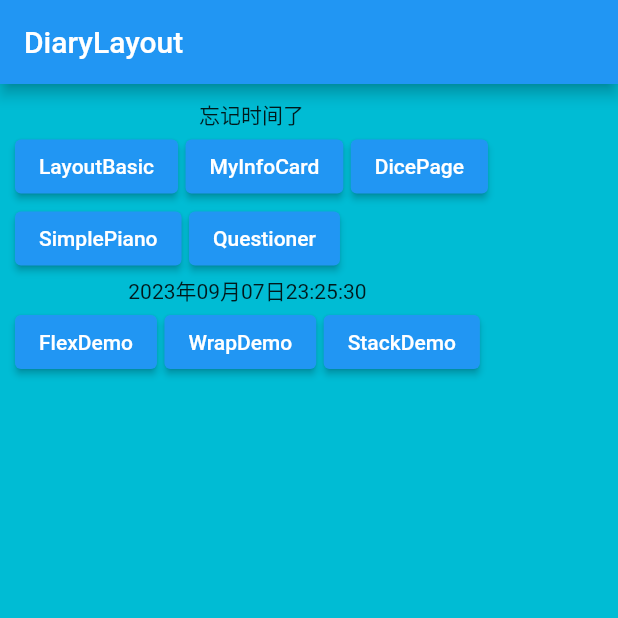
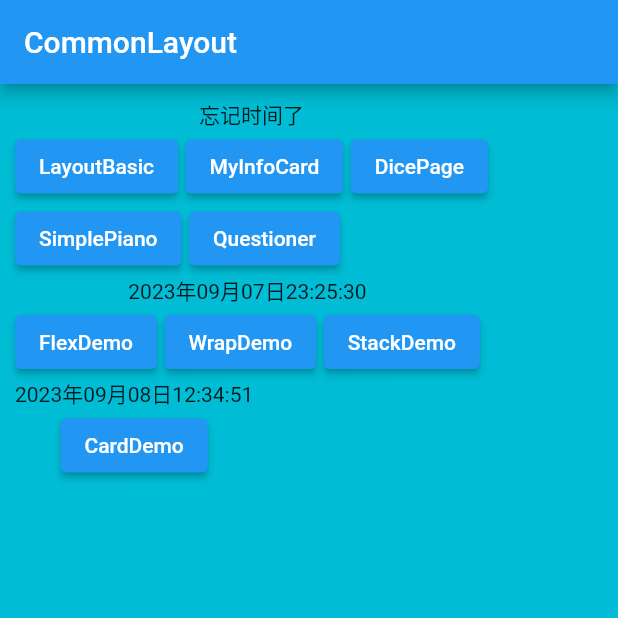
Before and after one commit to Aohan-Zhang/flutter_study_diary, a Flutter app: the screen it shows after launch, on a phone screen of 412 x 824 dp, the top half of it. Run offline on Flutter 3.47's test engine with Material 2 defaults, Android fonts, the phone set to English and light mode, and no system bars; our stand-ins replace flutter_svg.

Commit message:
2023.09.08 stu card

```diff
--- a/lib/20230907/flex_demo.dart
+++ b/lib/20230907/flex_demo.dart
@@ -7,7 +7,7 @@ class FlexDemo extends StatelessWidget {
 
   @override
   Widget build(BuildContext context) {
-    return DiaryLayout(
+    return CommonLayout(
       title: "flex demo",
       context: context,
       content: Column(
--- a/lib/20230907/stack_demo.dart
+++ b/lib/20230907/stack_demo.dart
@@ -6,7 +6,7 @@ class StackDemo extends StatelessWidget {
 
   @override
   Widget build(BuildContext context) {
-    return DiaryLayout(
+    return CommonLayout(
       title: "stack demo",
       context: context,
       content: const Stack(
--- a/lib/20230907/wrap_demo.dart
+++ b/lib/20230907/wrap_demo.dart
@@ -18,7 +18,7 @@ class WrapDemo extends StatelessWidget {
 
   @override
   Widget build(BuildContext context) {
-    return DiaryLayout(
+    return CommonLayout(
       context: context,
       content: Column(children: [
         const Spacer(),
--- a/lib/c01/layout_basic.dart
+++ b/lib/c01/layout_basic.dart
@@ -6,7 +6,7 @@ class LayoutBasic extends StatelessWidget {
 
   @override
   Widget build(BuildContext context) {
-    return DiaryLayout(
+    return CommonLayout(
       context: context,
       content: Column(
         children: [
--- a/lib/c02/my_info_card.dart
+++ b/lib/c02/my_info_card.dart
@@ -6,7 +6,7 @@ class MyInfoCard extends StatelessWidget {
 
   @override
   Widget build(BuildContext context) {
-    return DiaryLayout(
+    return CommonLayout(
       context: context,
       content: Column(
         mainAxisAlignment: MainAxisAlignment.center,
--- a/lib/c03/dice_page.dart
+++ b/lib/c03/dice_page.dart
@@ -17,7 +17,7 @@ class _DicePageState extends State<DicePage> {
 
   @override
   Widget build(BuildContext context) {
-    return DiaryLayout(
+    return CommonLayout(
       context: context,
       content: Center(
         child: Column(
--- a/lib/c04/simple_piano.dart
+++ b/lib/c04/simple_piano.dart
@@ -6,7 +6,7 @@ class SimplePiano extends StatelessWidget {
 
   @override
   Widget build(BuildContext context) {
-    return DiaryLayout(
+    return CommonLayout(
       context: context,
       content: TextButton(
         onPressed: () {
--- a/lib/c05/questioner.dart
+++ b/lib/c05/questioner.dart
@@ -6,7 +6,7 @@ class Questioner extends StatelessWidget {
 
   @override
   Widget build(BuildContext context) {
-    return DiaryLayout(
+    return CommonLayout(
       context: context,
       content: Column(
         mainAxisAlignment: MainAxisAlignment.spaceBetween,
--- a/lib/diary_layout.dart
+++ b/lib/diary_layout.dart
@@ -1,13 +1,13 @@
 import 'package:flutter/foundation.dart';
 import 'package:flutter/material.dart';
 
-class DiaryLayout extends StatelessWidget {
+class CommonLayout extends StatelessWidget {
   final BuildContext context;
   final Widget content;
   final bool showBack;
   final String title;
 
-  const DiaryLayout(
+  const CommonLayout(
       {super.key,
       required this.context,
       required this.content,
--- a/lib/main.dart
+++ b/lib/main.dart
@@ -2,6 +2,8 @@ import 'package:flutter/material.dart';
 import 'package:flutter_study_diary/20230907/flex_demo.dart';
 import 'package:flutter_study_diary/20230907/stack_demo.dart';
 import 'package:flutter_study_diary/20230907/wrap_demo.dart';
+import 'package:flutter_study_diary/20230908/button_demo.dart';
+import 'package:flutter_study_diary/20230908/card_demo.dart';
 import 'package:flutter_study_diary/diary_layout.dart';
 import 'package:flutter_study_diary/c03/dice_page.dart';
 import 'package:flutter_study_diary/c01/layout_basic.dart';
@@ -25,7 +27,7 @@ class Catalogue extends StatefulWidget {
 class _CatalogueState extends State<Catalogue> {
   @override
   Widget build(BuildContext context) {
-    return DiaryLayout(
+    return CommonLayout(
       context: context,
       showBack: false,
       content: SingleChildScrollView(
@@ -50,6 +52,12 @@ class _CatalogueState extends State<Catalogue> {
                   catalogueItem(context: context, target: const FlexDemo()),
                   catalogueItem(context: context, target: const WrapDemo()),
                   catalogueItem(context: context, target: const StackDemo()),
+                ],
+              ),
+              diaryItem(
+                time: "2023年09月08日12:34:51",
+                content: [
+                  catalogueItem(context: context, target: const CardDemo()),
                 ],
               ),
             ],
--- a/pubspec.yaml
+++ b/pubspec.yaml
@@ -15,6 +15,7 @@ dependencies:
   cupertino_icons: ^1.0.2
   audioplayers: ^1.1.1
   flutter_svg: ^2.0.7
+  logging: ^1.2.0
 
 dev_dependencies:
   flutter_test:
```
Also changed, not shown: lib/20230908/card_demo.dart (added, +44 -0 lines), pubspec.lock.
